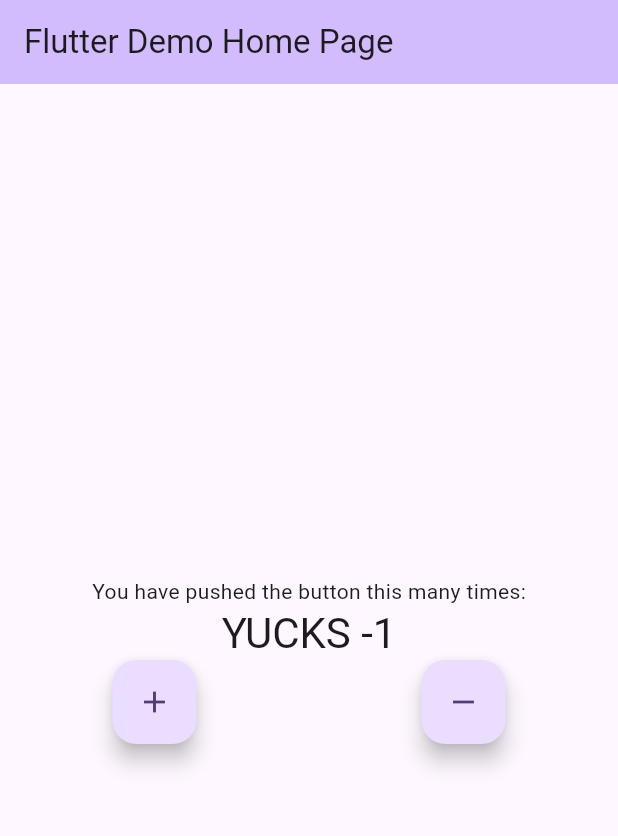
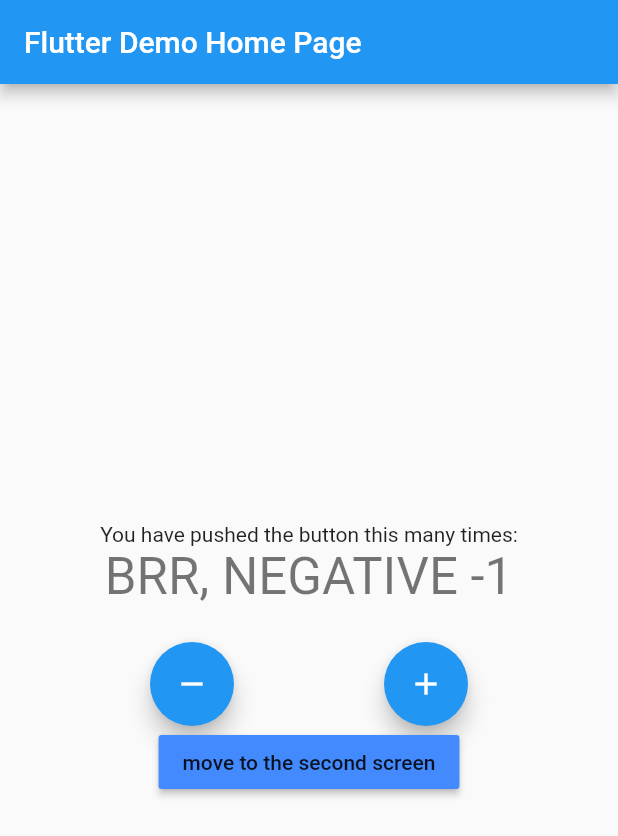
Before and after one commit to RayMasoumi/bloc_counter, a Flutter app: the screen it shows after launch, after a tap on the "remove" icon, on a phone screen of 412 x 824 dp. Shown: the top 836 px of the screen. Run offline on Flutter 3.47's test engine with Material 2 defaults, Android fonts, the phone set to English and light mode, and no system bars; our stand-ins replace bloc, equatable, flutter_bloc.

Commit message:
2 screens made, not sure if they work tho

```diff
--- a/lib/main.dart
+++ b/lib/main.dart
@@ -1,6 +1,8 @@
-import 'package:bloc_counter/cubit/counter_cubit.dart';
+import 'package:bloc_counter/presentation/screens/home_screen.dart';
 import 'package:flutter/material.dart';
 import 'package:flutter_bloc/flutter_bloc.dart';
+
+import 'logic/cubit/counter_cubit.dart';
 
 void main() {
   runApp(const MyApp());
@@ -11,104 +13,17 @@ class MyApp extends StatelessWidget {
 
   @override
   Widget build(BuildContext context) {
-    // * we want the CounterCubit we made to be available throughout the whole app so we wrap the root of the app (MaterialApp) in a blocProvider
-    return BlocProvider(
-      create: (context) =>
-          CounterCubit(), // * we take the context of the app and return a counterCubit instance
-      child: MaterialApp(
-        title: 'Flutter Demo',
-        theme: ThemeData(
-          colorScheme: ColorScheme.fromSeed(seedColor: Colors.deepPurple),
-          useMaterial3: true,
-        ),
-        home: const MyHomePage(title: 'Flutter Demo Home Page'),
+    return MaterialApp(
+      title: 'Flutter Demo',
+      theme: ThemeData(
+        primarySwatch: Colors.blue,
+        visualDensity: VisualDensity.adaptivePlatformDensity,
       ),
-    );
-  }
-}
-
-class MyHomePage extends StatefulWidget {
-  const MyHomePage({super.key, required this.title});
-
-  final String title;
-
-  @override
-  State<MyHomePage> createState() => _MyHomePageState();
-}
-
-class _MyHomePageState extends State<MyHomePage> {
-  @override
-  Widget build(BuildContext context) {
-    return Scaffold(
-      appBar: AppBar(
-        backgroundColor: Theme.of(context).colorScheme.inversePrimary,
-        title: Text(widget.title),
-      ),
-      body: Center(
-        child: Column(
-          mainAxisAlignment: MainAxisAlignment.center,
-          children: <Widget>[
-            const Text(
-              'You have pushed the button this many times:',
-            ),
-            BlocConsumer<CounterCubit, CounterState>(
-              // * listener:
-              listener: (context, state) {
-                if (state.isIncremented && state.counterValue != 0) {
-                  ScaffoldMessenger.of(context).showSnackBar(
-                    const SnackBar(
-                      content: Text('incremented'),
-                      duration: Duration(milliseconds: 300),
-                    ),
-                  );
-                } else {
-                  ScaffoldMessenger.of(context).showSnackBar(
-                    const SnackBar(
-                      content: Text('decremented'),
-                      duration: Duration(milliseconds: 300),
-                    ),
-                  );
-                }
-              },
-              // * builder :
-              builder: (context, state) {
-                if (state.counterValue > 0) {
-                  return Text(
-                    'YAY ${state.counterValue.toString()}',
-                    style: Theme.of(context).textTheme.headlineMedium,
-                  );
-                } else {
-                  return Text(
-                    'YUCKS ${state.counterValue.toString()}',
-                    style: Theme.of(context).textTheme.headlineMedium,
-                  );
-                }
-              },
-            ),
-            Row(
-              mainAxisAlignment: MainAxisAlignment.spaceAround,
-              children: [
-                FloatingActionButton(
-                  onPressed: () {
-                    // * there are two ways to access the ,methods we for Cubit:
-                    // BlocProvider.of<CounterCubit>(context).increment();
-                    context.read<CounterCubit>().increment();
-                  },
-                  tooltip: 'Increment',
-                  child: const Icon(Icons.add),
-                ),
-                FloatingActionButton(
-                  onPressed: () {
-                    // * there are two ways to access the ,methods we for Cubit:
-                    BlocProvider.of<CounterCubit>(context).decrement();
-                    // context.read<CounterCubit>().decrement();
-                  },
-                  tooltip: 'decrement',
-                  child: const Icon(Icons.remove),
-                ),
-              ],
-            )
-          ],
+      home: BlocProvider<CounterCubit>(
+        create: (context) => CounterCubit(),
+        child: const HomeScreen(
+          title: 'Flutter Demo Home Page',
+          color: Colors.blueAccent,
         ),
       ),
     );
--- /dev/null
+++ b/lib/presentation/screens/home_screen.dart
@@ -0,0 +1,116 @@
+import 'package:bloc_counter/presentation/screens/second_screen.dart';
+import 'package:flutter/material.dart';
+import 'package:flutter_bloc/flutter_bloc.dart';
+
+import '../../logic/cubit/counter_cubit.dart';
+
+class HomeScreen extends StatefulWidget {
+  const HomeScreen({super.key, required this.title, required this.color});
+
+  final String title;
+  final Color color;
+
+  @override
+  HomeScreenState createState() => HomeScreenState();
+}
+
+class HomeScreenState extends State<HomeScreen> {
+  @override
+  Widget build(BuildContext context) {
+    return Scaffold(
+      appBar: AppBar(
+        title: Text(widget.title),
+      ),
+      body: Center(
+        child: Column(
+          mainAxisAlignment: MainAxisAlignment.center,
+          children: <Widget>[
+            const Text(
+              'You have pushed the button this many times:',
+            ),
+            BlocConsumer<CounterCubit, CounterState>(
+              listener: (context, state) {
+                if (state.isIncremented == true) {
+                  ScaffoldMessenger.of(context).showSnackBar(
+                    const SnackBar(
+                      content: Text('Incremented!'),
+                      duration: Duration(milliseconds: 300),
+                    ),
+                  );
+                } else if (state.isIncremented == false) {
+                  ScaffoldMessenger.of(context).showSnackBar(
+                    const SnackBar(
+                      content: Text('Decremented!'),
+                      duration: Duration(milliseconds: 300),
+                    ),
+                  );
+                }
+              },
+              builder: (context, state) {
+                if (state.counterValue < 0) {
+                  return Text(
+                    'BRR, NEGATIVE ${state.counterValue}',
+                    style: Theme.of(context).textTheme.headlineMedium,
+                  );
+                } else if (state.counterValue % 2 == 0) {
+                  return Text(
+                    'YAAAY ${state.counterValue}',
+                    style: Theme.of(context).textTheme.headlineMedium,
+                  );
+                } else if (state.counterValue == 5) {
+                  return Text(
+                    'HMM, NUMBER 5',
+                    style: Theme.of(context).textTheme.headlineMedium,
+                  );
+                } else {
+                  return Text(
+                    state.counterValue.toString(),
+                    style: Theme.of(context).textTheme.headlineMedium,
+                  );
+                }
+              },
+            ),
+            const SizedBox(
+              height: 24,
+            ),
+            Row(
+              mainAxisAlignment: MainAxisAlignment.spaceEvenly,
+              children: [
+                FloatingActionButton(
+                  heroTag: Text(widget.title),
+                  onPressed: () {
+                    BlocProvider.of<CounterCubit>(context).decrement();
+                    // context.bloc<CounterCubit>().decrement();
+                  },
+                  tooltip: 'Decrement',
+                  child: const Icon(Icons.remove),
+                ),
+                FloatingActionButton(
+                  heroTag: Text('${widget.title} #2'),
+                  onPressed: () {
+                    BlocProvider.of<CounterCubit>(context).increment();
+                    // context.bloc<CounterCubit>().increment();
+                  },
+                  tooltip: 'Increment',
+                  child: const Icon(Icons.add),
+                ),
+              ],
+            ),
+            MaterialButton(
+              onPressed: () {
+                Navigator.of(context).push(
+                  MaterialPageRoute(
+                    builder: (context) => const SecondScreen(
+                        title: 'second screen', color: Colors.redAccent),
+                  ),
+                );
+              },
+              color: widget.color,
+              child: const Text('move to the second screen'),
+            )
+          ],
+        ),
+      ),
+    );
+  }
+}
```
Also changed, not shown: lib/presentation/screens/second_screen.dart (added, +108 -0 lines), lib/logic/cubit/counter_cubit.dart (renamed from lib/cubit/counter_cubit.dart), lib/logic/cubit/counter_state.dart (renamed from lib/cubit/counter_state.dart), 1 other file.
